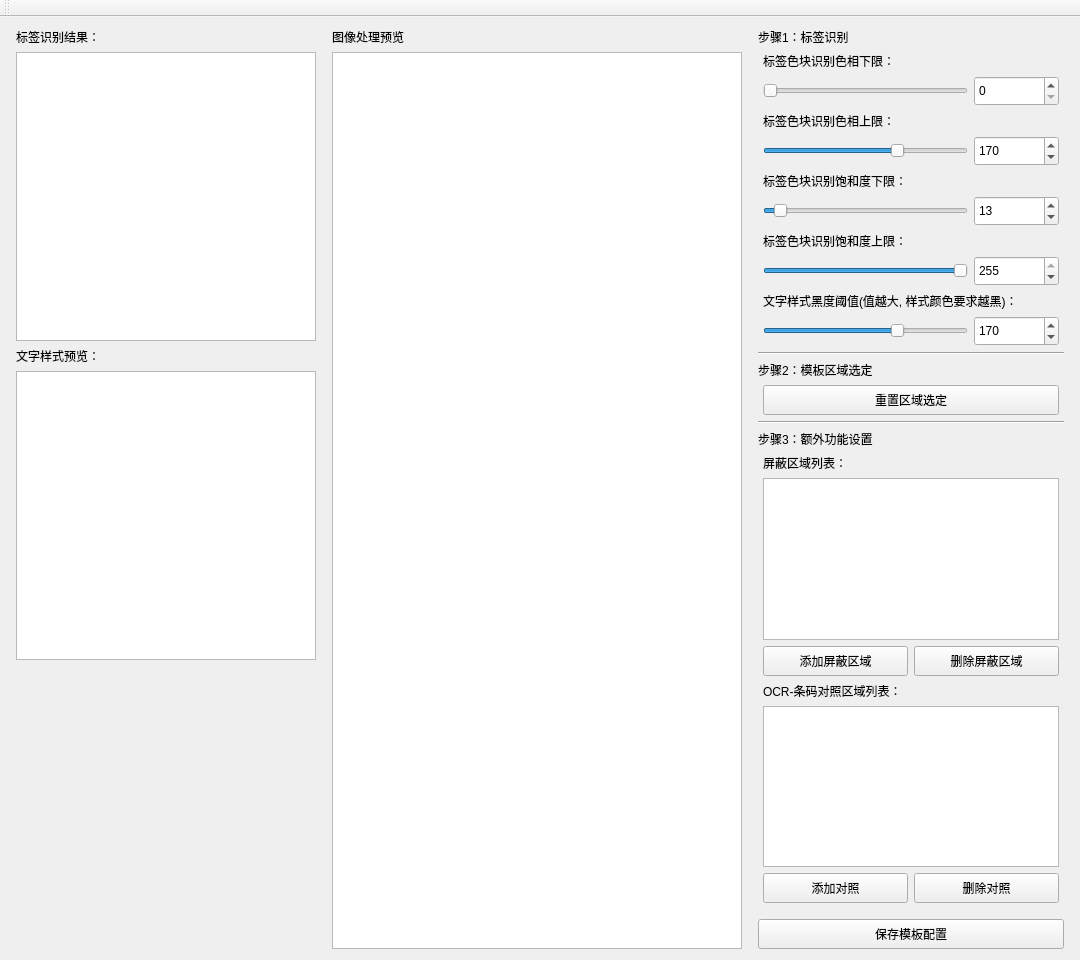
The window that QtUI/TemplateEditor.ui (h13-0/label_checker) describes before a commit, drawn with Qt 5.
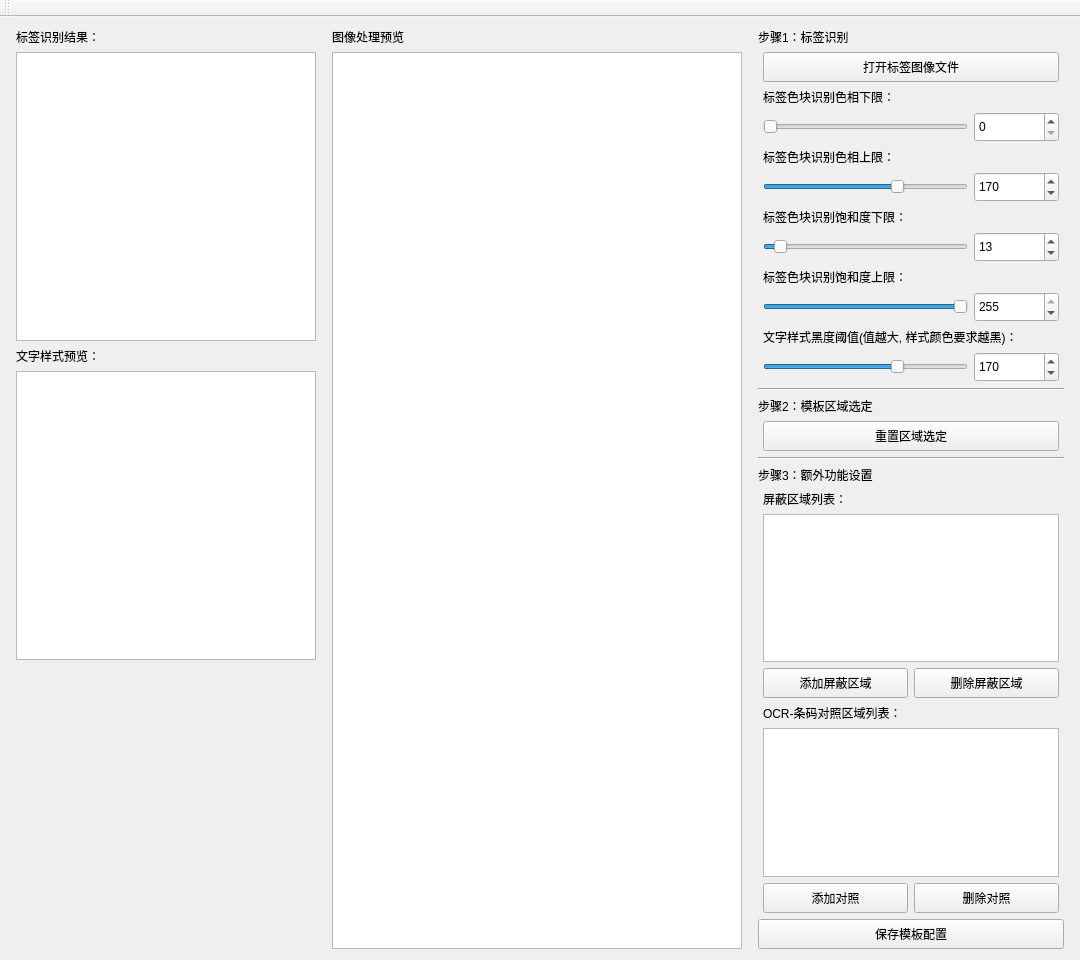
The same window after the commit.

```diff
--- a/QtUI/TemplateEditor.ui
+++ b/QtUI/TemplateEditor.ui
@@ -133,6 +133,32 @@
         </property>
        </widget>
       </item>
+      <item>
+       <layout class="QHBoxLayout" name="horizontalLayout_6">
+        <property name="leftMargin">
+         <number>5</number>
+        </property>
+        <property name="rightMargin">
+         <number>5</number>
+        </property>
+        <property name="bottomMargin">
+         <number>0</number>
+        </property>
+        <item>
+         <widget class="QPushButton" name="pushButton_6">
+          <property name="minimumSize">
+           <size>
+            <width>0</width>
+            <height>30</height>
+           </size>
+          </property>
+          <property name="text">
+           <string>打开标签图像文件</string>
+          </property>
+         </widget>
+        </item>
+       </layout>
+      </item>
       <item>
        <layout class="QVBoxLayout" name="verticalLayout_4">
         <property name="leftMargin">
```
